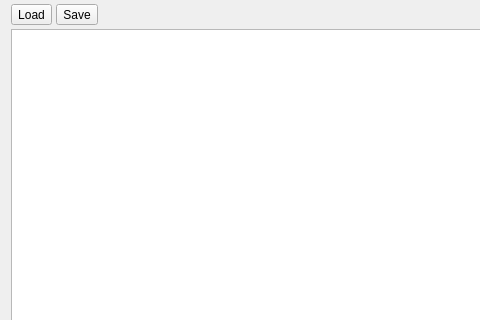
First picture: the form in assemblerwidget.ui, repository rjaremczak/mo65x, before the edit; both pictures show x 0 to 480 and y 0 to 320 of the 676 by 459 pixel window.
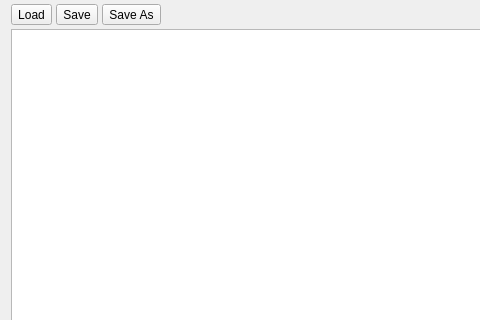
Second picture: the form after the edit.

```diff
--- a/assemblerwidget.ui
+++ b/assemblerwidget.ui
@@ -36,6 +36,13 @@
        </property>
       </widget>
      </item>
+     <item>
+      <widget class="QToolButton" name="saveFileAs">
+       <property name="text">
+        <string>Save As</string>
+       </property>
+      </widget>
+     </item>
      <item>
       <spacer name="horizontalSpacer">
        <property name="orientation">
```
